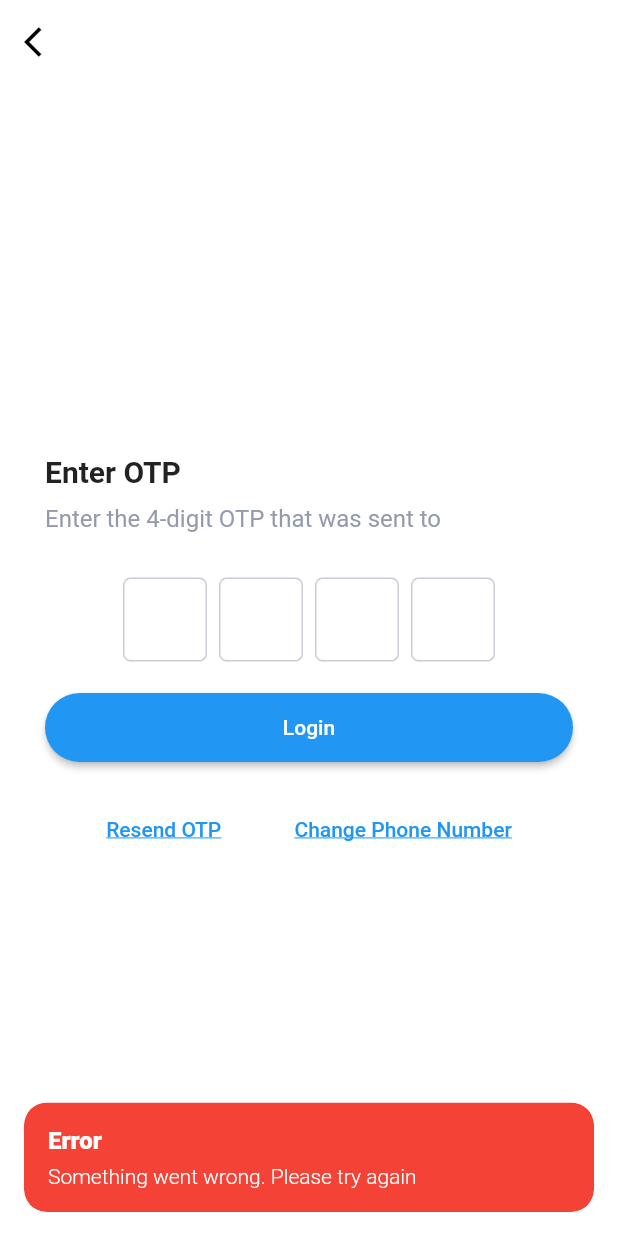
After one commit to seethalakshmy/Nextpower, a Flutter app: the OtpScreen screen opened by its route, on a phone screen of 412 x 824 dp. The commit adds this screen. Run offline on Flutter 3.47's test engine with Material 2 defaults, Android fonts, the phone set to English and light mode, and no system bars; drawn by our look-alikes of pinput; our stand-ins replace file_picker, flutter_svg, get, get_storage, package_info_plus; accounts and stored records are empty.

Commit message:
otp completed

```diff
--- a/assets/locales/en_US.json
+++ b/assets/locales/en_US.json
@@ -7,6 +7,12 @@
   "continueLabel": "Continue",
   "termsAndConditions": "Terms & Conditions",
   "privacyPolicy": "Privacy Policy",
+  "enterOtp": "Enter OTP",
+  "enterOtpSentTo": "Enter the 4-digit OTP that was sent to",
+  "enterValidOtp": "Enter valid OTP",
+  "invalidOtp": "Invalid OTP",
+  "resendOtp": "Resend OTP",
+  "changePhoneNumber": "Change Phone Number",
   "a": "",
   "a": ""
 }
--- a/lib/infrastructure/navigation/bindings/controllers/controllers_bindings.dart
+++ b/lib/infrastructure/navigation/bindings/controllers/controllers_bindings.dart
@@ -1,3 +1,4 @@
 export 'package:project/infrastructure/navigation/bindings/controllers/home.controller.binding.dart';
 export 'package:project/infrastructure/navigation/bindings/controllers/login.controller.binding.dart';
+export 'package:project/infrastructure/navigation/bindings/controllers/otp.controller.binding.dart';
 export 'package:project/infrastructure/navigation/bindings/controllers/splash_screen.controller.binding.dart';
--- a/lib/infrastructure/navigation/navigation.dart
+++ b/lib/infrastructure/navigation/navigation.dart
@@ -41,5 +41,10 @@ class Nav {
       page: () => const LoginScreen(),
       binding: LoginControllerBinding(),
     ),
+    GetPage(
+      name: Routes.OTP,
+      page: () => const OtpScreen(),
+      binding: OtpControllerBinding(),
+    ),
   ];
 }
--- a/lib/infrastructure/navigation/navigation_utils.dart
+++ b/lib/infrastructure/navigation/navigation_utils.dart
@@ -2,7 +2,26 @@ import 'package:get/get.dart';
 import 'package:project/infrastructure/navigation/routes.dart';
 
 class NavigationUtils {
-  void callLoginPage() {
-    Get.toNamed(Routes.LOGIN);
+  void callLoginPage({bool clearStack = false}) {
+    if (clearStack) {
+      Get.offAllNamed(
+        Routes.LOGIN,
+      );
+    } else {
+      Get.toNamed(
+        Routes.LOGIN,
+      );
+    }
+  }
+
+  void callOTPPage(String mobileNumber, String otp) {
+    Get.toNamed(Routes.OTP, parameters: {
+      "mobile_number": mobileNumber,
+      "otp": otp,
+    });
+  }
+
+  void callHomePage() {
+    Get.toNamed(Routes.HOME);
   }
 }
--- a/lib/infrastructure/navigation/routes.dart
+++ b/lib/infrastructure/navigation/routes.dart
@@ -4,6 +4,7 @@ class Routes {
   }
 
   static const HOME = '/home';
+  static const LOGIN = '/login';
   static const SPLASH_SCREEN = '/splash-screen';
-  static const LOGIN = '/login';
+  static const OTP = '/otp';
 }
--- a/lib/infrastructure/utils/constants.dart
+++ b/lib/infrastructure/utils/constants.dart
@@ -1,4 +1,5 @@
 class AppConstants {
+  List<String> countryCodeList = ["+91", "+353"];
 
-  List<String> countryCodeList =["+91","+353"];
+  var kWebWidth = 360.0;
 }
--- /dev/null
+++ b/lib/infrastructure/utils/snackbar_utils.dart
@@ -0,0 +1,65 @@
+import 'package:flutter/foundation.dart';
+import 'package:flutter/material.dart';
+import 'package:get/get.dart';
+import 'package:project/infrastructure/theme/app_colors.dart';
+import 'package:project/infrastructure/utils/constants.dart';
+
+class CustomSnackBar {
+  static void showErrorSnackBar(String title, String message,
+      {String className = '', String calledFrom = '', int lineNumber = 0}) {
+    if (className.isNotEmpty && lineNumber != 0)
+      print(
+          'Error occured from className: $className, ${calledFrom.isNotEmpty ? 'CalledFrom: '
+              '$calledFrom' : ''}'
+          ' pageNumber $lineNumber');
+    Get.snackbar(title, message,
+        snackPosition: SnackPosition.BOTTOM,
+        backgroundColor: Colors.red,
+        colorText: Colors.white,
+        maxWidth: kIsWeb ? AppConstants().kWebWidth : double.infinity,
+        margin: const EdgeInsets.all(16));
+  }
+
+  static void showSuccessSnackBar(String title, String message) {
+    Get.snackbar(title, message,
+        snackPosition: SnackPosition.BOTTOM,
+        backgroundColor: AppColors.primaryColor,
+        maxWidth: kIsWeb ? AppConstants().kWebWidth : double.infinity,
+        colorText: Colors.white,
+        margin: const EdgeInsets.all(16));
+  }
+
+  static void showSuccessSnackBarWithButton(
+      {required String title,
+      required String message,
+      required String buttonTitle,
+      required Function onPressedButton}) {
+    Get.snackbar(title, message,
+        snackPosition: SnackPosition.BOTTOM,
+        backgroundColor: AppColors.primaryColor,
+        maxWidth: kIsWeb ? AppConstants().kWebWidth : double.infinity,
+        colorText: Colors.white,
+        margin: const EdgeInsets.all(14),
+        isDismissible: false,
+        mainButton: TextButton(
+          style: ButtonStyle(
+            backgroundColor: MaterialStateProperty.all(Colors.white),
+          ),
+          onPressed: () {
+            onPressedButton();
+          },
+          child: Text(
+            buttonTitle,
+            style: TextStyle(color: AppColors.primaryColor),
+          ),
+        ));
+  }
+
+  static void showIncompleteSnackBar(String title, String message) {
+    Get.snackbar(title, message,
+        snackPosition: SnackPosition.BOTTOM,
+        backgroundColor: Colors.blueGrey,
+        colorText: Colors.white,
+        margin: const EdgeInsets.all(16));
+  }
+}
--- /dev/null
+++ b/lib/infrastructure/utils/translation_util.dart
@@ -0,0 +1,5 @@
+import 'package:get/get.dart';
+
+String translate(String text) {
+  return text.tr;
+}
--- a/lib/infrastructure/utils/utility.dart
+++ b/lib/infrastructure/utils/utility.dart
@@ -1,4 +1,5 @@
 import 'dart:io';
+import 'dart:math';
 
 import 'package:file_picker/file_picker.dart';
 import 'package:flutter/material.dart';
@@ -37,6 +38,14 @@ class Utility {
         r"^[a-zA-Z0-9.a-zA-Z0-9.!#$%&'*+-/=?^_`{|}~]+@[a-zA-Z0-9]+\.[a-zA-Z]+";
     RegExp regExp = RegExp(pattern);
     return regExp.hasMatch(value);
+  }
+
+  static String generate4DigitOTP() {
+    int random = Random().nextInt(9999);
+    String otp = random.toString().length < 3
+        ? (random + 1000).toString()
+        : random.toString();
+    return otp;
   }
 
   Future<String> showDatePickerAlert({required BuildContext context}) async {
--- a/lib/presentation/login/controllers/login.controller.dart
+++ b/lib/presentation/login/controllers/login.controller.dart
@@ -2,8 +2,11 @@ import 'dart:async';
 
 import 'package:flutter/material.dart';
 import 'package:get/get.dart';
+import 'package:project/infrastructure/navigation/navigation_utils.dart';
 import 'package:project/infrastructure/utils/constants.dart';
 import 'package:project/infrastructure/utils/print_utils.dart';
+import 'package:project/infrastructure/utils/snackbar_utils.dart';
+import 'package:project/infrastructure/utils/utility.dart';
 
 class LoginController extends GetxController {
   final selectedCountryCode = "".obs;
@@ -43,12 +46,16 @@ class LoginController extends GetxController {
         lineNumber: lineNumber);
   }
 
-  gotoNextPage() {
+  gotoNextPage() async {
     printData(message: "Mobile number:", value: mobileNumber);
     isLoading(true);
-    Timer.periodic(const Duration(seconds: 2), (Timer timer) {
-      formKey.currentState!.validate();
-      isLoading(false);
-    });
+    await Future.delayed(const Duration(seconds: 2));
+    formKey.currentState!.validate();
+    isLoading(false);
+
+    String otp = Utility.generate4DigitOTP();
+    CustomSnackBar.showSuccessSnackBar("OTP", otp);
+    NavigationUtils()
+        .callOTPPage(selectedCountryCode + " " + mobileNumber, otp);
   }
 }
--- a/lib/presentation/login/widgets/continue_button_widget.dart
+++ b/lib/presentation/login/widgets/continue_button_widget.dart
@@ -1,6 +1,7 @@
 import 'package:flutter/material.dart';
 import 'package:get/get.dart';
 import 'package:project/generated/locales.g.dart';
+import 'package:project/infrastructure/utils/translation_util.dart';
 import 'package:project/infrastructure/widgets/buttons/rounded_rectangle_button.dart';
 import 'package:project/presentation/login/controllers/login.controller.dart';
 
@@ -11,13 +12,12 @@ class ContinueButtonWidget extends GetView<LoginController> {
 
   @override
   Widget build(BuildContext context) {
-    return Obx(() =>
-        RoundedRectangleButton(
+    return Obx(() => RoundedRectangleButton(
           isLoading: controller.isLoading.value,
           onPressed: () {
             controller.gotoNextPage();
           },
-          text: LocaleKeys.continueLabel.tr,
+          text: translate(LocaleKeys.continueLabel),
         ));
   }
 }
--- /dev/null
+++ b/lib/presentation/otp/controllers/otp.controller.dart
@@ -0,0 +1,43 @@
+import 'package:flutter/cupertino.dart';
+import 'package:get/get.dart';
+import 'package:project/infrastructure/utils/print_utils.dart';
+import 'package:project/infrastructure/utils/snackbar_utils.dart';
+import 'package:project/infrastructure/utils/utility.dart';
+
+class OtpController extends GetxController {
+  RxString mobileNumber = "".obs;
+  String otp = "";
+  final formKey = GlobalKey<FormState>();
+
+  @override
+  void onInit() {
+    super.onInit();
+    mobileNumber.value = Get.parameters['mobile_number'] ?? "";
+    otp = Get.parameters['otp'] ?? "";
+    if (mobileNumber.isEmpty) {
+      CustomSnackBar.showErrorSnackBar(
+          'Error', "Something went wrong. Please try again");
+    }
+  }
+
+  @override
+  void onReady() {
+    super.onReady();
+  }
+
+  @override
+  void onClose() {
+    super.onClose();
+  }
+
+  void resendOTP() {
+    String otp = Utility.generate4DigitOTP();
+    CustomSnackBar.showSuccessSnackBar("OTP", otp);
+    PrintUtils().prints(message: "OTP", value: otp);
+    this.otp = otp;
+  }
+
+  void changePhoneNumber() {
+    Get.back(closeOverlays: true);
+  }
+}
--- /dev/null
+++ b/lib/presentation/otp/otp.screen.dart
@@ -0,0 +1,88 @@
+import 'package:flutter/material.dart';
+import 'package:get/get.dart';
+import 'package:project/generated/locales.g.dart';
+import 'package:project/infrastructure/navigation/navigation_utils.dart';
+import 'package:project/infrastructure/widgets/buttons/rounded_rectangle_button.dart';
+import 'package:project/infrastructure/widgets/text/subtitle_widget.dart';
+
+import '../../infrastructure/utils/translation_util.dart';
+import '../../infrastructure/widgets/text/heading_text_widget.dart';
+import 'controllers/otp.controller.dart';
+import 'widgets/otp_widget.dart';
+
+class OtpScreen extends GetView<OtpController> {
+  const OtpScreen({Key? key}) : super(key: key);
+
+  @override
+  Widget build(BuildContext context) {
+    return Scaffold(
+        appBar: AppBar(
+          backgroundColor: Colors.transparent,
+          elevation: 0.0,
+          leading: IconButton(
+            onPressed: () {
+              controller.changePhoneNumber();
+            },
+            icon: const Icon(
+              Icons.arrow_back_ios,
+              color: Colors.black,
+            ),
+          ),
+        ),
+        body: Padding(
+          padding: const EdgeInsets.symmetric(horizontal: 30.0),
+          child: Form(
+            key: controller.formKey,
+            child: Column(
+              mainAxisAlignment: MainAxisAlignment.center,
+              crossAxisAlignment: CrossAxisAlignment.stretch,
+              children: [
+                HeadingTextWidget(
+                  title: translate(LocaleKeys.enterOtp),
+                ),
+                const SizedBox(height: 10),
+                Obx(() {
+                  return SubtitleWidget(
+                      subtitle:
+                          "${translate(LocaleKeys.enterOtpSentTo)} ${controller.mobileNumber.value}");
+                }),
+                const SizedBox(height: 30),
+                OtpWidget(),
+                const SizedBox(height: 20),
+                RoundedRectangleButton(
+                    onPressed: () {
+                      if (controller.formKey.currentState!.validate()) {
+                        NavigationUtils().callHomePage();
+                      }
+                    },
+                    text: translate(LocaleKeys.login)),
+                const SizedBox(height: 20),
+                Row(
+                  mainAxisAlignment: MainAxisAlignment.spaceEvenly,
+                  children: [
+                    TextButton(
+                      onPressed: () {
+                        controller.resendOTP();
+                      },
+                      child: Text(
+                        translate(LocaleKeys.resendOtp),
+                        style: const TextStyle(
+                            decoration: TextDecoration.underline),
+                      ),
+                    ),
+                    TextButton(
+                      onPressed: () {
+                        controller.changePhoneNumber();
+                      },
+                      child: Text(translate(LocaleKeys.changePhoneNumber),
+                          style: const TextStyle(
+                              decoration: TextDecoration.underline)),
+                    ),
+                  ],
+                )
+              ],
+            ),
+          ),
+        ));
+  }
+}
--- /dev/null
+++ b/lib/presentation/otp/widgets/otp_widget.dart
@@ -0,0 +1,56 @@
+import 'package:flutter/material.dart';
+import 'package:get/get.dart';
+import 'package:pinput/pinput.dart';
+import 'package:project/generated/locales.g.dart';
+import 'package:project/infrastructure/utils/translation_util.dart';
+import 'package:project/presentation/otp/controllers/otp.controller.dart';
+
+import '../../../infrastructure/theme/app_colors.dart';
+import '../../../infrastructure/utils/input_formatter_utils.dart';
+
+class OtpWidget extends GetView<OtpController> {
+  OtpWidget({
+    super.key,
+  });
+
+  final defaultPinTheme = PinTheme(
+    width: 56,
+    height: 56,
+    textStyle: const TextStyle(
+        fontSize: 20,
+        color: Color.fromRGBO(30, 60, 87, 1),
+        fontWeight: FontWeight.w600),
+    decoration: BoxDecoration(
+      border: Border.all(color: AppColors.descriptionTextColor.withOpacity(.5)),
+      borderRadius: BorderRadius.circular(5),
+    ),
+  );
+
+  @override
+  Widget build(BuildContext context) {
+    return Pinput(
+      defaultPinTheme: defaultPinTheme,
+      inputFormatters: InputFormatterUtils().onlyNumber(),
+      keyboardType: TextInputType.number,
+      closeKeyboardWhenCompleted: true,
+      validator: (value) {
+        print(value!.length);
+        if (value.isEmpty) {
+          return translate(LocaleKeys.enterOtp);
+        } else if (value.length < 4) {
+          print('entered lessthan 4');
+          return translate(LocaleKeys.enterValidOtp);
+        } else if (value != controller.otp) {
+          return translate(LocaleKeys.invalidOtp);
+        } else {
+          return null;
+        }
+      },
+      focusedPinTheme: defaultPinTheme.copyWith(
+          decoration: BoxDecoration(
+        border: Border.all(color: AppColors.primaryColor),
+        borderRadius: BorderRadius.circular(5),
+      )),
+    );
+  }
+}
--- a/lib/presentation/screens.dart
+++ b/lib/presentation/screens.dart
@@ -1,3 +1,4 @@
 export 'package:project/presentation/home/home.screen.dart';
 export 'package:project/presentation/login/login.screen.dart';
+export 'package:project/presentation/otp/otp.screen.dart';
 export 'package:project/presentation/splash_screen/splash_screen.screen.dart';
--- a/pubspec.yaml
+++ b/pubspec.yaml
@@ -14,6 +14,7 @@ dependencies:
   flutter_svg: ^1.1.6
   file_picker: ^5.2.4
   package_info_plus: ^3.0.3
+  pinput: ^2.2.31
 
   flutter:
     sdk: flutter
```
Also changed, not shown: lib/infrastructure/navigation/bindings/controllers/otp.controller.binding.dart (added, +12 -0 lines), lib/presentation/login/login.screen.dart (+5 -4 lines), lib/presentation/login/widgets/mobile_number.dart (+6 -2 lines), lib/presentation/login/widgets/terms_and_conditions_text_widget.dart (+16 -4 lines), lib/generated/locales.g.dart, pubspec.lock, 5 other files.
